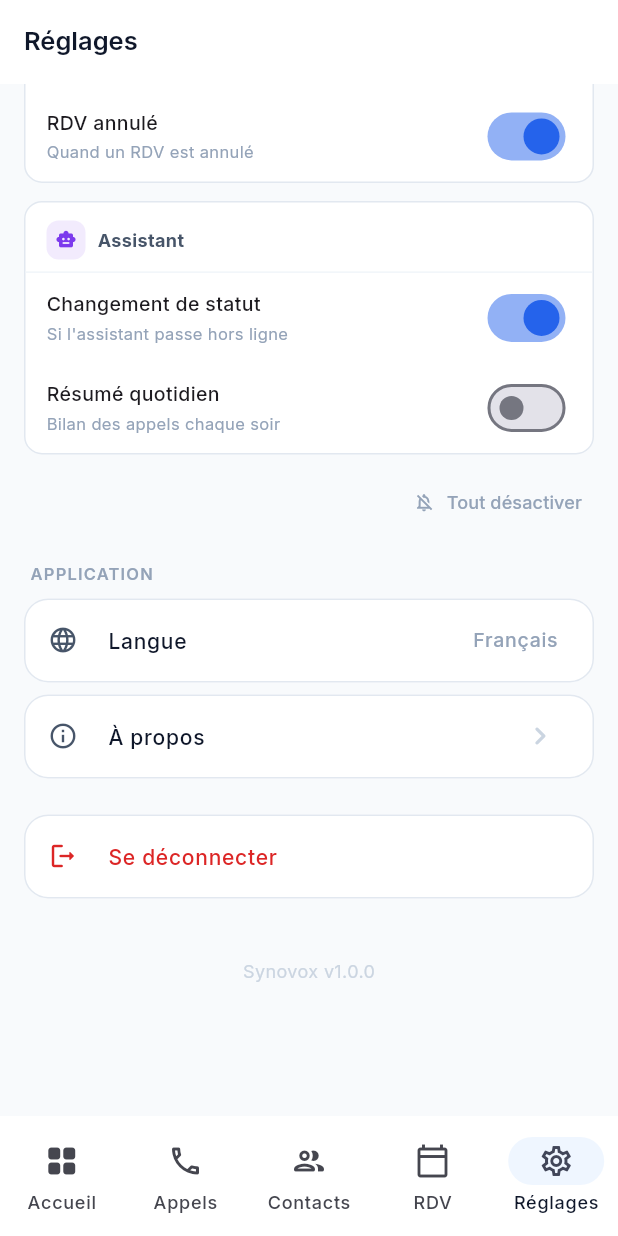
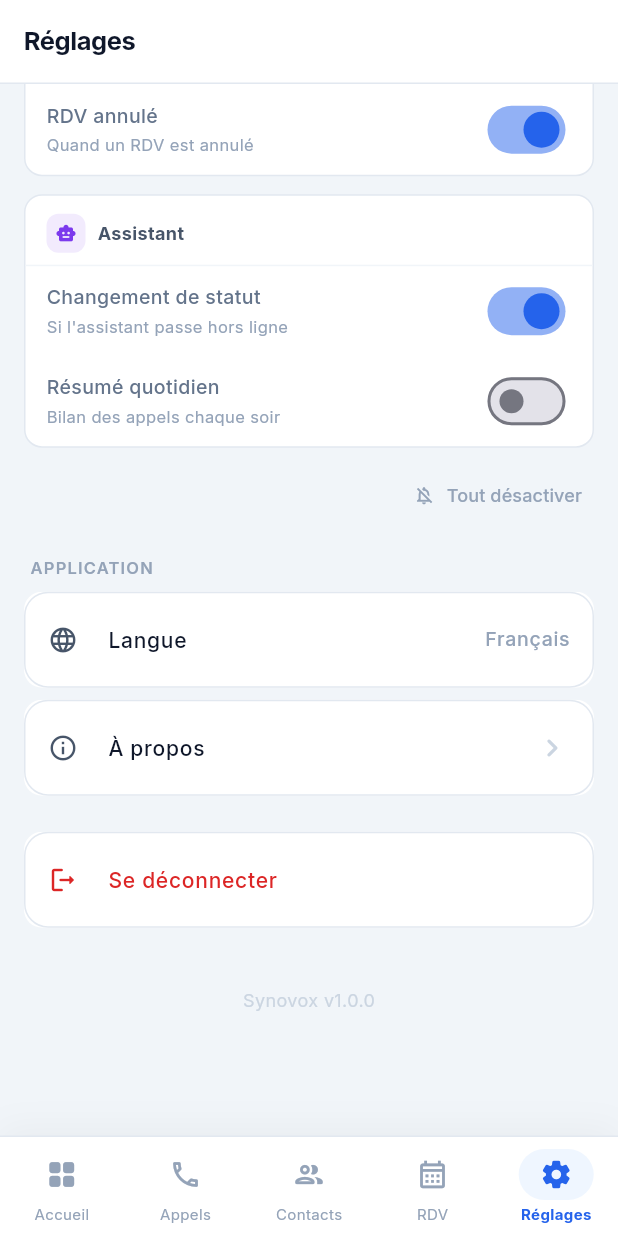
Before and after one commit to synovox-group/synovox-mobile, a Flutter app: the SettingsScreen screen opened by its route, scrolled down 1152 dp, on a phone screen of 412 x 824 dp. Run offline on Flutter 3.47's test engine with Material 3 defaults, Android fonts, the phone set to English and light mode, and no system bars; our stand-ins replace dio, flutter_riverpod, flutter_secure_storage, go_router, google_fonts, shared_preferences; accounts and stored records are empty; network calls fail.

Commit message:
feat: redesign UI — bottom nav moderne + thème amélioré
- Bottom nav: icône filled/outline active/inactive, pill bleu sur
  onglet actif, label bleu gras, ombre subtile, SafeArea correcte
- Thème: typo Inter renforcée, cards, inputs, buttons, chips,
  status bar transparente, AppBar border bottom
- Couleur primaire: #2563EB (bleu logo S)

Co-Authored-By: Claude Sonnet 4.6 <noreply@anthropic.com>

```diff
--- a/lib/widgets/main_shell.dart
+++ b/lib/widgets/main_shell.dart
@@ -1,4 +1,5 @@
 import 'package:flutter/material.dart';
+import 'package:flutter/services.dart';
 import 'package:go_router/go_router.dart';
 
 class MainShell extends StatelessWidget {
@@ -6,11 +7,11 @@ class MainShell extends StatelessWidget {
   const MainShell({super.key, required this.child});
 
   static const _tabs = [
-    (path: '/dashboard',    icon: Icons.grid_view_rounded,       label: 'Accueil'),
-    (path: '/calls',        icon: Icons.phone_outlined,          label: 'Appels'),
-    (path: '/contacts',     icon: Icons.people_outline_rounded,  label: 'Contacts'),
-    (path: '/appointments', icon: Icons.calendar_today_outlined, label: 'RDV'),
-    (path: '/settings',     icon: Icons.settings_outlined,       label: 'Réglages'),
+    _Tab('/dashboard',    Icons.grid_view_rounded,      Icons.grid_view_rounded,      'Accueil'),
+    _Tab('/calls',        Icons.phone_rounded,           Icons.phone_outlined,          'Appels'),
+    _Tab('/contacts',     Icons.people_rounded,          Icons.people_outline_rounded,  'Contacts'),
+    _Tab('/appointments', Icons.calendar_month_rounded,  Icons.calendar_month_outlined, 'RDV'),
+    _Tab('/settings',     Icons.settings_rounded,        Icons.settings_outlined,       'Réglages'),
   ];
 
   int _currentIndex(BuildContext context) {
@@ -18,7 +19,6 @@ class MainShell extends StatelessWidget {
     for (var i = 0; i < _tabs.length; i++) {
       if (loc.startsWith(_tabs[i].path)) return i;
     }
-    // Map /assistants to settings tab
     if (loc.startsWith('/assistants')) return 4;
     return 0;
   }
@@ -26,23 +26,98 @@ class MainShell extends StatelessWidget {
   @override
   Widget build(BuildContext context) {
     final idx = _currentIndex(context);
-
-    return Scaffold(
-      body: child,
-      bottomNavigationBar: NavigationBar(
-        selectedIndex: idx,
-        onDestinationSelected: (i) => context.go(_tabs[i].path),
-        backgroundColor: Colors.white,
-        indicatorColor: const Color(0xFFEFF6FF),
-        surfaceTintColor: Colors.transparent,
-        elevation: 0,
-        destinations: _tabs
-            .map((t) => NavigationDestination(
-                  icon: Icon(t.icon),
-                  label: t.label,
-                ))
-            .toList(),
+    return AnnotatedRegion<SystemUiOverlayStyle>(
+      value: const SystemUiOverlayStyle(
+        statusBarColor: Colors.transparent,
+        statusBarIconBrightness: Brightness.dark,
+        statusBarBrightness: Brightness.light,
+      ),
+      child: Scaffold(
+        body: child,
+        bottomNavigationBar: _BottomNav(currentIndex: idx),
       ),
     );
   }
 }
+
+class _Tab {
+  final String path;
+  final IconData activeIcon;
+  final IconData inactiveIcon;
+  final String label;
+  const _Tab(this.path, this.activeIcon, this.inactiveIcon, this.label);
+}
+
+class _BottomNav extends StatelessWidget {
+  final int currentIndex;
+  const _BottomNav({required this.currentIndex});
+
+  static const _primary  = Color(0xFF2563EB);
+  static const _inactive = Color(0xFF94A3B8);
+  static const _activeBg = Color(0xFFEFF6FF);
+  static const _tabs     = MainShell._tabs;
+
+  @override
+  Widget build(BuildContext context) {
+    return Container(
+      decoration: const BoxDecoration(
+        color: Colors.white,
+        border: Border(top: BorderSide(color: Color(0xFFE2E8F0), width: 1)),
+        boxShadow: [
+          BoxShadow(
+            color: Color(0x0A000000),
+            blurRadius: 20,
+            offset: Offset(0, -4),
+          ),
+        ],
+      ),
+      child: SafeArea(
+        top: false,
+        child: Row(
+          children: List.generate(_tabs.length, (i) {
+            final active = i == currentIndex;
+            final tab = _tabs[i];
+            return Expanded(
+              child: GestureDetector(
+                behavior: HitTestBehavior.opaque,
+                onTap: () => context.go(tab.path),
+                child: Padding(
+                  padding: const EdgeInsets.symmetric(vertical: 8),
+                  child: Column(
+                    mainAxisSize: MainAxisSize.min,
+                    children: [
+                      AnimatedContainer(
+                        duration: const Duration(milliseconds: 200),
+                        curve: Curves.easeInOut,
+                        padding: const EdgeInsets.symmetric(
+                            horizontal: 14, vertical: 6),
+                        decoration: BoxDecoration(
+                          color: active ? _activeBg : Colors.transparent,
+                          borderRadius: BorderRadius.circular(20),
+                        ),
+                        child: Icon(
+                          active ? tab.activeIcon : tab.inactiveIcon,
+                          size: 22,
+                          color: active ? _primary : _inactive,
+                        ),
+                      ),
+                      const SizedBox(height: 2),
+                      Text(
+                        tab.label,
+                        style: TextStyle(
+                          fontSize: 10,
+                          fontWeight: active ? FontWeight.w700 : FontWeight.w400,
+                          color: active ? _primary : _inactive,
+                        ),
+                      ),
+                    ],
+                  ),
+                ),
+              ),
+            );
+          }),
+        ),
+      ),
+    );
+  }
+}
```
Also changed, not shown: lib/main.dart (+74 -17 lines).
